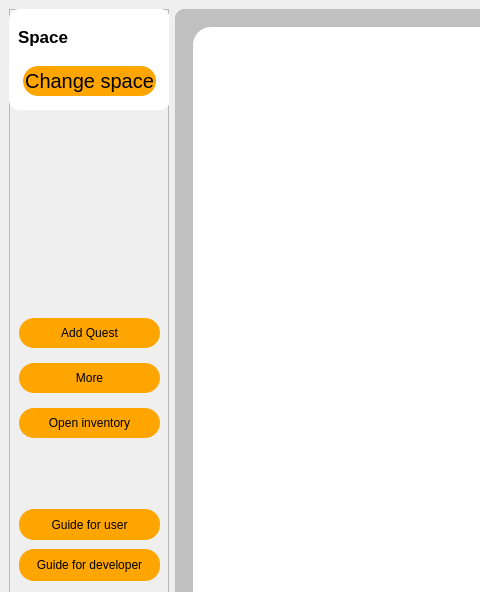
The window that Silently/src/mainwindow.ui (Observersss/Silently) describes before a commit, drawn with Qt 5; both pictures show x 0 to 480 and y 0 to 592 of the 744 by 705 pixel window.
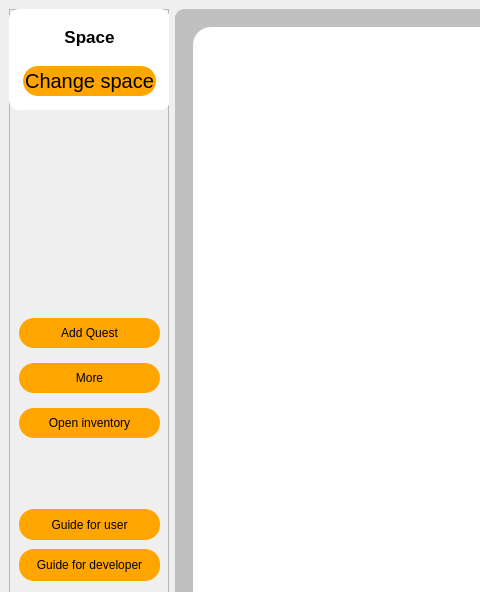
The same window after the commit.

```diff
--- a/Silently/src/mainwindow.ui
+++ b/Silently/src/mainwindow.ui
@@ -358,6 +358,9 @@
           <property name="text">
            <string>Space</string>
           </property>
+          <property name="alignment">
+           <set>Qt::AlignCenter</set>
+          </property>
          </widget>
         </item>
         <item row="1" column="0">
@@ -392,7 +395,7 @@
          <x>10</x>
          <y>110</y>
          <width>150</width>
-         <height>371</height>
+         <height>351</height>
         </rect>
        </property>
        <property name="minimumSize">
@@ -590,7 +593,7 @@
         </widget>
        </widget>
        <widget class="QWidget" name="page_2">
-        <widget class="QWidget" name="">
+        <widget class="QWidget" name="layoutWidget">
          <property name="geometry">
           <rect>
            <x>0</x>
```
Left out of the diff: 2 changed lines with no effect on the pictures.
